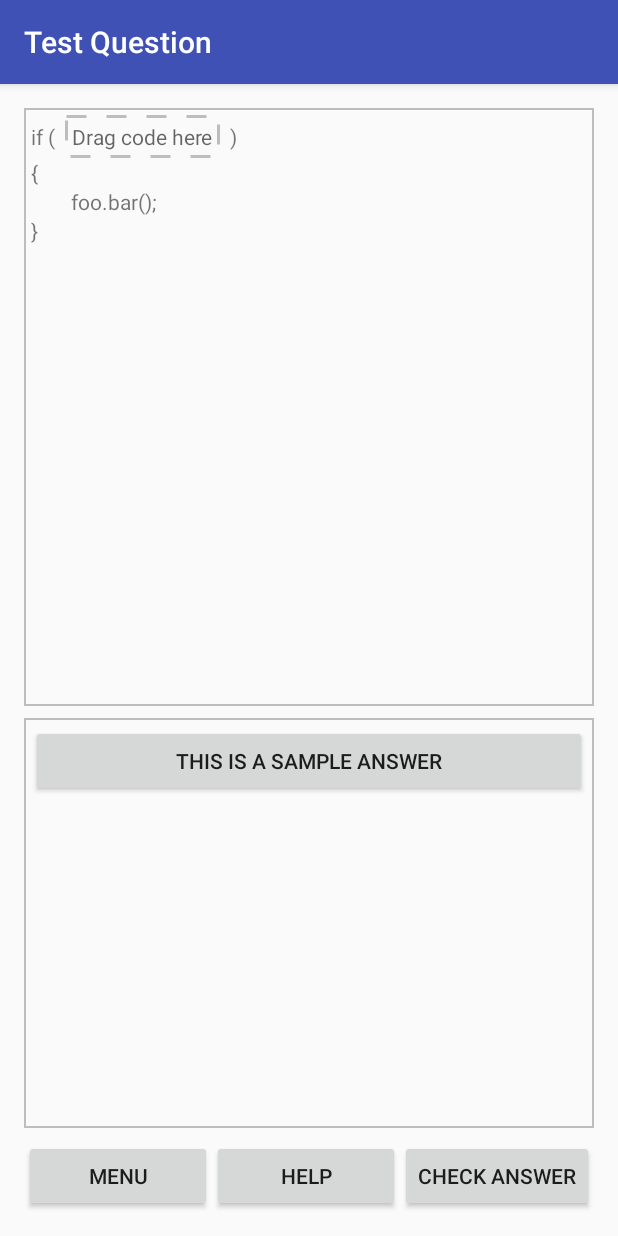
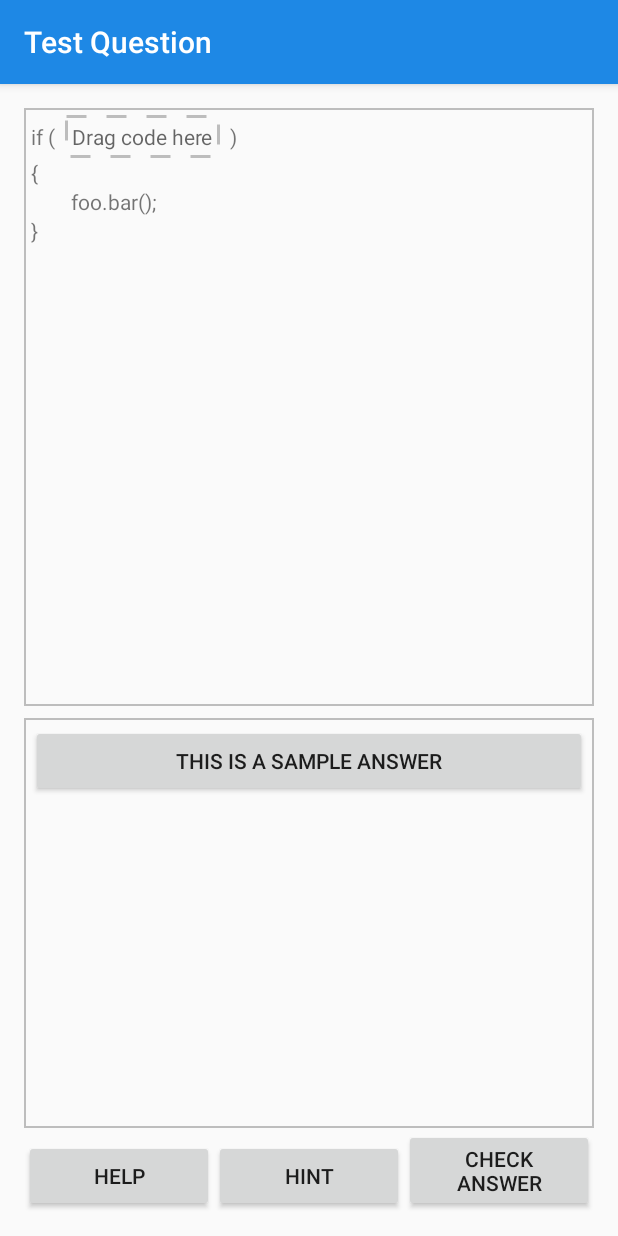
Before and after one commit to Tenkaire/CMPT276Project, an Android app: the screen it shows after launch (QuestionActivity), after a tap on "BUTTON", on a phone screen of 412 x 824 dp. Run offline under Robolectric (Android 15) with nearby library versions, the phone set to English and light mode, and no system bars.

Commit message:
Hint and Question Description added to QuestionActivity, small modifications to Question.class, style changes

```diff
--- a/DragAndCode/app/src/main/java/com/group8/dragcode/qclasses/Blank.java
+++ b/DragAndCode/app/src/main/java/com/group8/dragcode/qclasses/Blank.java
@@ -153,7 +153,7 @@ public class Blank extends AppCompatTextView
                     PopupMenu popupMenu = new PopupMenu(getContext(), blank);
 
                     SpannableString delString = new SpannableString(getResources().getString(R.string.code_clear));
-                    delString.setSpan(new ForegroundColorSpan(ContextCompat.getColor(getContext(), R.color.red)), 0, delString.length(), 0);
+                    delString.setSpan(new ForegroundColorSpan(ContextCompat.getColor(getContext(), R.color.holoRed)), 0, delString.length(), 0);
                     popupMenu.getMenu().add(delString);
 
                     popupMenu.setOnMenuItemClickListener(new PopupMenu.OnMenuItemClickListener()
--- a/DragAndCode/app/src/main/java/com/group8/dragcode/qclasses/Question.java
+++ b/DragAndCode/app/src/main/java/com/group8/dragcode/qclasses/Question.java
@@ -16,6 +16,7 @@ public class Question
 {
     private String questionKey;
     private String questionTitle;
+    private String questionDescription;
     private String hintText;
     private String language;
     private String difficulty;
@@ -27,6 +28,7 @@ public class Question
     {
         this.questionKey = "DEF";
         this.questionTitle = "Default Question Title";
+        this.questionDescription = "Default Question Description";
         this.hintText = "Default Hint Text";
         this.language = "Java";
         this.difficulty = "Easy";
@@ -35,10 +37,11 @@ public class Question
         this.codeOutputs = new ArrayList<>();
     }
 
-    public Question(String questionKey, String questionTitle, String hintText, String language, String difficulty, ArrayList<Answer> codeAnswers, ArrayList<LinearLayout> codeRows, ArrayList<String> codeOutputs)
+    public Question(String questionKey, String questionTitle, String questionDescription, String hintText, String language, String difficulty, ArrayList<Answer> codeAnswers, ArrayList<LinearLayout> codeRows, ArrayList<String> codeOutputs)
     {
         this.questionKey = questionKey;
         this.questionTitle = questionTitle;
+        this.questionDescription = questionDescription;
         this.hintText = hintText;
         this.language = language;
         this.difficulty = difficulty;
@@ -55,6 +58,11 @@ public class Question
     public String getQuestionTitle()
     {
         return questionTitle;
+    }
+
+    public String getQuestionDescription()
+    {
+        return questionDescription;
     }
 
     public String getHintText()
--- a/DragAndCode/app/src/main/java/com/group8/dragcode/qclasses/XMLReader.java
+++ b/DragAndCode/app/src/main/java/com/group8/dragcode/qclasses/XMLReader.java
@@ -40,6 +40,7 @@ public class XMLReader
             if (eventType == XmlPullParser.START_TAG && xml.getName().equals("Question") && xml.getAttributeValue(null, "key").equals(questionKey))
             {
                 String questionTitle = xml.getAttributeValue(null, "title");
+                String questionDescription = xml.getAttributeValue(null, "description");
                 String hintText = xml.getAttributeValue(null, "hintText");
                 String language = xml.getAttributeValue(null, "language");
                 String difficulty = xml.getAttributeValue(null, "difficulty");
@@ -141,7 +142,7 @@ public class XMLReader
                 }
 
                 xml.close();
-                return new Question(questionKey, questionTitle, hintText, language, difficulty, codeAnswers, codeRows, codeOutputs);
+                return new Question(questionKey, questionTitle, questionDescription, hintText, language, difficulty, codeAnswers, codeRows, codeOutputs);
             }
             eventType = xml.next();
         }
--- a/DragAndCode/app/src/main/res/layout/activity_question.xml
+++ b/DragAndCode/app/src/main/res/layout/activity_question.xml
@@ -52,7 +52,7 @@
         android:layout_marginRight="16dp"
         android:layout_marginStart="16dp"
         android:layout_marginTop="8dp"
-        app:layout_constraintBottom_toTopOf="@+id/btn_help"
+        app:layout_constraintBottom_toTopOf="@+id/btn_hint"
         app:layout_constraintHorizontal_bias="0.0"
         app:layout_constraintLeft_toLeftOf="parent"
         app:layout_constraintRight_toRightOf="parent"
@@ -67,32 +67,33 @@
     </ScrollView>
 
     <Button
-        android:id="@+id/btn_menu"
+        android:id="@+id/btn_help"
         android:layout_width="0dp"
         android:layout_height="wrap_content"
         android:layout_marginBottom="16dp"
         android:layout_marginLeft="16dp"
         android:layout_marginStart="16dp"
-        android:onClick="onMenuClick"
-        android:text="@string/button_menu"
+        android:onClick="onClickHelp"
+        android:text="@string/button_help"
         app:layout_constraintBottom_toBottomOf="parent"
+        app:layout_constraintHorizontal_chainStyle="spread"
         app:layout_constraintLeft_toLeftOf="parent"
-        app:layout_constraintRight_toLeftOf="@+id/btn_help"
-        app:layout_constraintHorizontal_chainStyle="spread"/>
+        app:layout_constraintRight_toLeftOf="@+id/btn_hint"/>
 
     <Button
-        android:id="@+id/btn_help"
+        android:id="@+id/btn_hint"
         android:layout_width="0dp"
         android:layout_height="wrap_content"
         android:layout_marginBottom="16dp"
-        android:text="@string/button_help"
+        android:onClick="onClickHint"
+        android:text="@string/button_hint"
         app:layout_constraintBottom_toBottomOf="parent"
-        app:layout_constraintLeft_toRightOf="@+id/btn_menu"
+        app:layout_constraintLeft_toRightOf="@+id/btn_help"
         app:layout_constraintRight_toLeftOf="@+id/btn_check"/>
 
     <Button
         android:id="@+id/btn_check"
-        android:layout_width="wrap_content"
+        android:layout_width="0dp"
         android:layout_height="wrap_content"
         android:layout_marginBottom="16dp"
         android:layout_marginEnd="16dp"
@@ -100,7 +101,7 @@
         android:onClick="onClickCheckAnswer"
         android:text="@string/button_check"
         app:layout_constraintBottom_toBottomOf="parent"
-        app:layout_constraintLeft_toRightOf="@+id/btn_help"
+        app:layout_constraintLeft_toRightOf="@+id/btn_hint"
         app:layout_constraintRight_toRightOf="parent"/>
 
 </android.support.constraint.ConstraintLayout>
--- a/DragAndCode/app/src/main/res/values/colors.xml
+++ b/DragAndCode/app/src/main/res/values/colors.xml
@@ -1,9 +1,9 @@
 <?xml version="1.0" encoding="utf-8"?>
 <resources>
-    <color name="colorPrimary">#3F51B5</color>
-    <color name="colorPrimaryDark">#303F9F</color>
-    <color name="colorAccent">#FF4081</color>
+    <color name="colorPrimary">#1E88E5</color>
+    <color name="colorPrimaryDark">#1976D2</color>
+    <color name="colorAccent">#03A9F4</color>
     <color name="dashGrey">#BDBDBD</color>
     <color name="white">#FFFFFF</color>
-    <color name="red">#F00</color>
+    <color name="holoRed">#F44336</color>
 </resources>
--- a/DragAndCode/app/src/main/res/values/strings.xml
+++ b/DragAndCode/app/src/main/res/values/strings.xml
@@ -1,7 +1,7 @@
 <resources>
     <string name="app_name">Drag &amp; Code</string>
     <string name="returnToMainMenu">Return To Main Menu</string>
-    <string name="button_menu">Menu</string>
+    <string name="button_hint">Hint</string>
     <string name="button_help">Help</string>
     <string name="button_check">Check Answer</string>
     <string name="code_clear">Clear</string>
@@ -18,4 +18,10 @@
     <string name="alert_correct">Correct</string>
     <string name="alert_incorrect_text">Oops! Your answer is incorrect.</string>
     <string name="alert_correct_text">Congratulations! Your answer is correct!</string>
+    <string name="alert_next">Next Question</string>
+    <string name="alert_menu">Back to Menu</string>
+    <string name="alert_about">About This Question</string>
+    <string name="alert_output">Expected Output:</string>
+    <string name="alert_hint">Hint</string>
+    <string name="alert_hint_text">Here\'s your hint:</string>
 </resources>
--- a/DragAndCode/app/src/main/res/xml/questions.xml
+++ b/DragAndCode/app/src/main/res/xml/questions.xml
@@ -3,6 +3,7 @@
     <Question
         key="TEST"
         title="Test Question"
+        description="This is a test question! Your goal is to win!"
         hintText="Sample hint"
         language="Java"
         difficulty="Easy">
```
Also changed, not shown: DragAndCode/app/src/main/java/com/group8/dragcode/QuestionActivity.java (+95 -4 lines).
